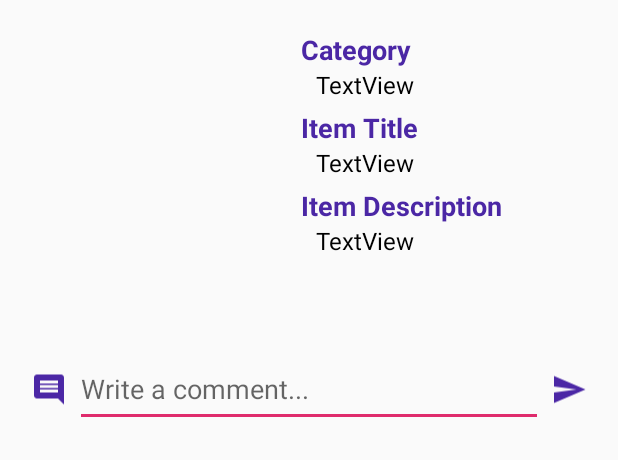
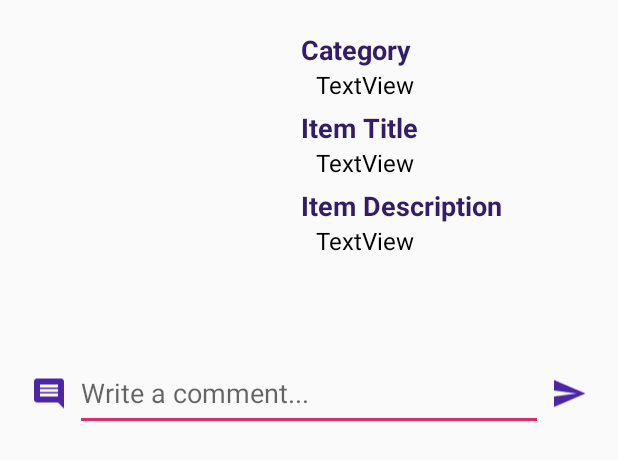
Before and after one commit to avinabaray/Old-Sold-Android-App, an Android app: the layout layout_list_item.xml on its own in the app's theme, with its tools: preview values and no code run, on a phone screen of 412 x 824 dp. Shown: the top 460 px of the screen. Run offline under Robolectric (Android 15) with nearby library versions, the phone set to English and light mode, and no system bars.

Commit message:
Comments displayed from the database in the RecyclerView if available for the item.

```diff
--- a/app/src/main/java/com/avinabaray/oldsold/BaseActivity.java
+++ b/app/src/main/java/com/avinabaray/oldsold/BaseActivity.java
@@ -26,9 +26,6 @@ public class BaseActivity extends AppCompatActivity {
                 break;
 
             case R.id.itemLogout:
-
-//                Toast.makeText(this, pref.getString("CURRENT_USER_ROLE",""), Toast.LENGTH_SHORT).show();
-
                 MainActivity.CURRENT_USER_EMAIL = null;
                 MainActivity.CURRENT_USER_ID = null;
                 MainActivity.CURRENT_USER_ROLE = null;
--- a/app/src/main/res/layout/activity_customer_logged_in.xml
+++ b/app/src/main/res/layout/activity_customer_logged_in.xml
@@ -24,8 +24,7 @@
         android:layout_width="match_parent"
         android:layout_height="wrap_content"
         android:layout_marginTop="5dp"
-        app:layout_constraintEnd_toEndOf="parent"
-        app:layout_constraintStart_toStartOf="parent"
+        android:paddingBottom="55dp"
         app:layout_constraintTop_toBottomOf="@+id/buttonRefresh" />
 
     <Button
--- a/app/src/main/res/layout/layout_list_item.xml
+++ b/app/src/main/res/layout/layout_list_item.xml
@@ -96,7 +96,11 @@
         <TextView
             android:id="@+id/textViewShowComment"
             android:layout_width="match_parent"
-            android:layout_height="wrap_content" />
+            android:layout_height="wrap_content"
+            android:layout_marginLeft="10dp"
+            android:textColor="@color/colorPrimary"
+            android:textSize="16sp"
+            android:textStyle="bold" />
 
         <RelativeLayout
             android:layout_width="match_parent"
--- a/app/src/main/res/values/colors.xml
+++ b/app/src/main/res/values/colors.xml
@@ -1,7 +1,7 @@
 <?xml version="1.0" encoding="utf-8"?>
 <resources>
-    <color name="colorPrimary">#6624E4</color>
-    <color name="colorPrimaryDark">#4B27A5</color>
+    <color name="colorPrimary">#512DA8</color>
+    <color name="colorPrimaryDark">#331E66</color>
     <color name="colorAccent">#DF2B6C</color>
     <color name="sellerSelector">#7332E6</color>
     <color name="customerSelector">#7332E6</color>
```
Also changed, not shown: app/src/main/java/com/avinabaray/oldsold/CustomerLoggedIn.java (+0 -14 lines), app/src/main/java/com/avinabaray/oldsold/RecyclerViewAdapterItems.java (+30 -6 lines), app/src/main/java/com/avinabaray/oldsold/SellerLoggedIn.java (+0 -44 lines).
